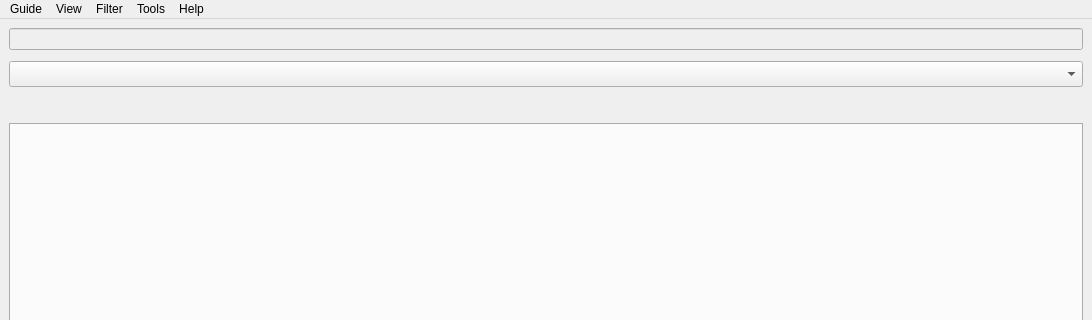
Doberm4n/POEStashJsonViewer, file generated/form_main.ui: the form before one commit; both pictures show x 0 to 1092 and y 0 to 320 of the 1092 by 825 pixel window.
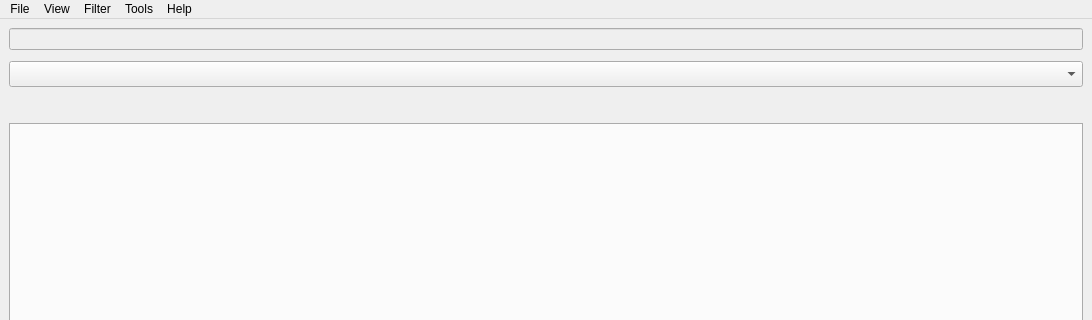
The form after the commit.

Diff of the .ui file:
```diff
--- a/generated/form_main.ui
+++ b/generated/form_main.ui
@@ -66,9 +66,9 @@
      <height>21</height>
     </rect>
    </property>
-   <widget class="QMenu" name="menuGuide">
+   <widget class="QMenu" name="menuOpen">
     <property name="title">
-     <string>Guide</string>
+     <string>File</string>
     </property>
     <addaction name="actionOpenJson"/>
     <addaction name="actionOpenSingleJson"/>
@@ -114,7 +114,7 @@
     <addaction name="actionSelect_columns"/>
     <addaction name="actionAutosizeColumns"/>
    </widget>
-   <addaction name="menuGuide"/>
+   <addaction name="menuOpen"/>
    <addaction name="menuView"/>
    <addaction name="menuFilter"/>
    <addaction name="menuTools"/>
```
Left out of the diff: 2 changed lines with no effect on the pictures.
